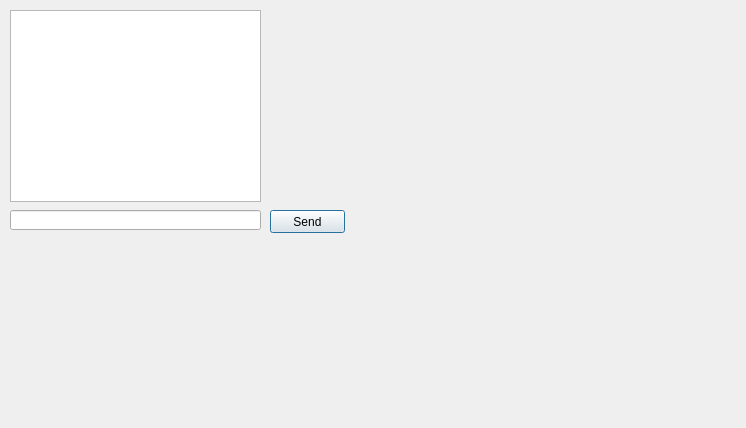
This is ClientControl.ui in ButterM-40/Server-Client-MSG-File-Transfering as Qt 5 draws it before an edit. The edited form follows.
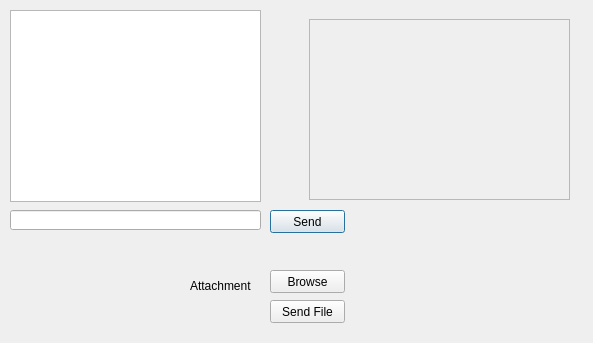
This is the edited form.

Commit message: Added Client Control UI

Diff of the .ui file:
```diff
--- a/ClientControl.ui
+++ b/ClientControl.ui
@@ -6,8 +6,8 @@
    <rect>
     <x>0</x>
     <y>0</y>
-    <width>746</width>
-    <height>428</height>
+    <width>593</width>
+    <height>343</height>
    </rect>
   </property>
   <property name="windowTitle">
@@ -46,6 +46,61 @@
     <string>Send</string>
    </property>
   </widget>
+  <widget class="QFrame" name="LaterVersion">
+   <property name="geometry">
+    <rect>
+     <x>309</x>
+     <y>19</y>
+     <width>261</width>
+     <height>181</height>
+    </rect>
+   </property>
+   <property name="frameShape">
+    <enum>QFrame::StyledPanel</enum>
+   </property>
+   <property name="frameShadow">
+    <enum>QFrame::Raised</enum>
+   </property>
+  </widget>
+  <widget class="QLabel" name="label">
+   <property name="geometry">
+    <rect>
+     <x>190</x>
+     <y>270</y>
+     <width>71</width>
+     <height>31</height>
+    </rect>
+   </property>
+   <property name="text">
+    <string>Attachment</string>
+   </property>
+  </widget>
+  <widget class="QPushButton" name="pushButton_2">
+   <property name="geometry">
+    <rect>
+     <x>270</x>
+     <y>270</y>
+     <width>75</width>
+     <height>23</height>
+    </rect>
+   </property>
+   <property name="text">
+    <string>Browse</string>
+   </property>
+  </widget>
+  <widget class="QPushButton" name="pushButton_3">
+   <property name="geometry">
+    <rect>
+     <x>270</x>
+     <y>300</y>
+     <width>75</width>
+     <height>23</height>
+    </rect>
+   </property>
+   <property name="text">
+    <string>Send File</string>
+   </property>
+  </widget>
  </widget>
  <resources/>
  <connections/>
```
Left out of the diff: 5 changed lines with no effect on the pictures. The commit also changes 2 other files.
